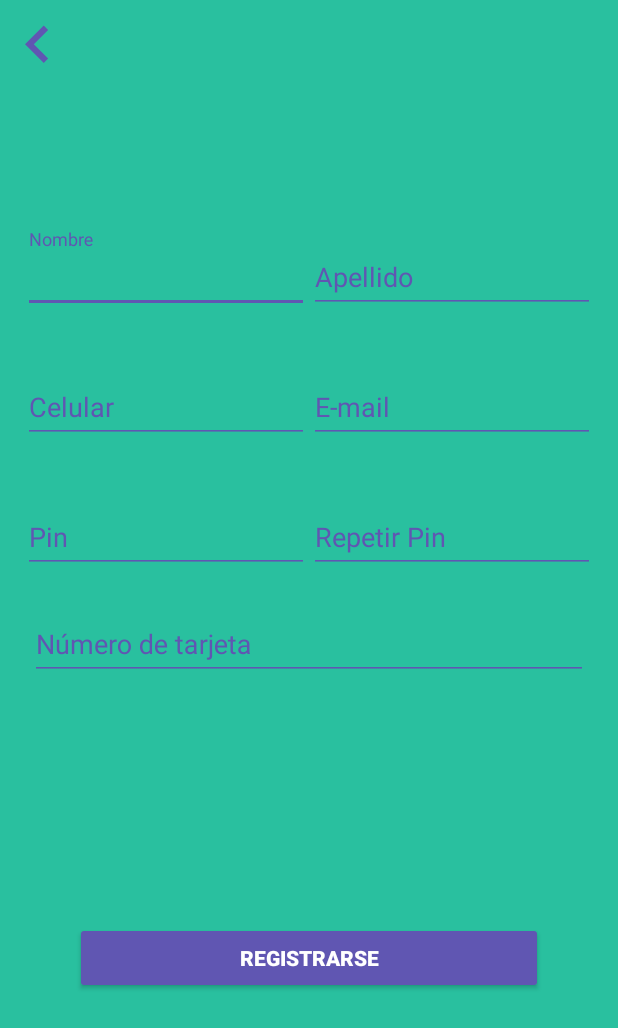
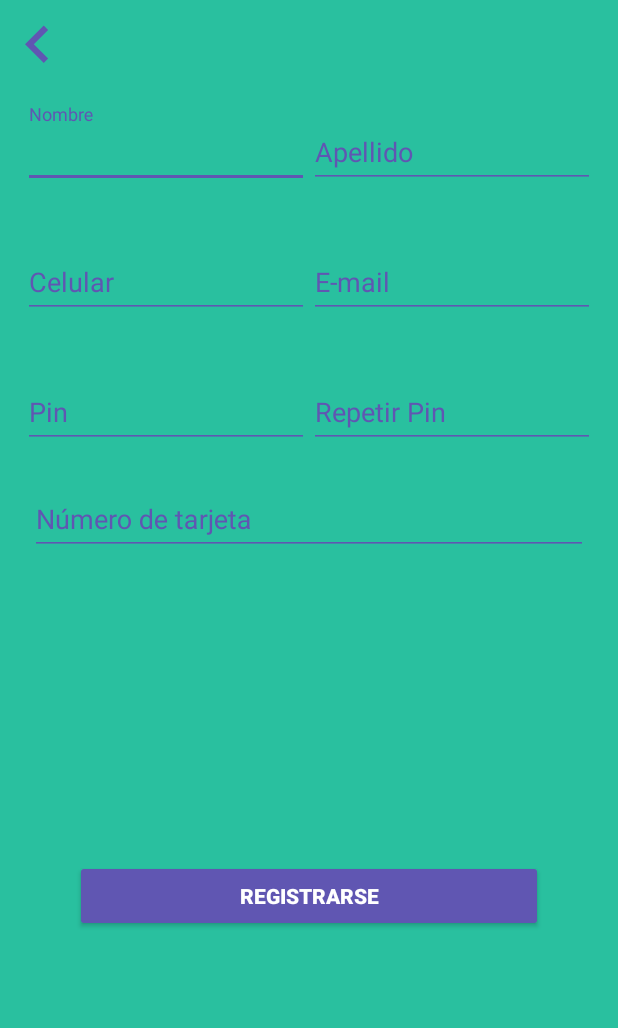
Before and after one commit to Avrgebro/coiny, an Android app: the Register screen opened directly, with no data from a screen before it, on a phone screen of 412 x 824 dp. Shown: the top 1028 px of the screen. Run offline under Robolectric (Android 15) with nearby library versions, the phone set to English and light mode, and no system bars; libraries missing offline, so code that uses them is left out: com.cooltechworks.creditcarddesign; plain views replace CreditCardView; 1 statement that could not run was skipped.

Commit message:
Don't really know what I did hee

```diff
--- a/app/src/main/res/layout/activity_register.xml
+++ b/app/src/main/res/layout/activity_register.xml
@@ -27,12 +27,10 @@
         android:layout_height="wrap_content"
         android:gravity="center"
         android:orientation="vertical"
-        app:layout_constraintBottom_toBottomOf="parent"
         app:layout_constraintEnd_toEndOf="parent"
         app:layout_constraintHorizontal_bias="0.0"
         app:layout_constraintStart_toStartOf="parent"
-        app:layout_constraintTop_toTopOf="parent"
-        app:layout_constraintVertical_bias="0.27">
+        app:layout_constraintTop_toBottomOf="@+id/register_upnav">
 
 
         <LinearLayout
```
